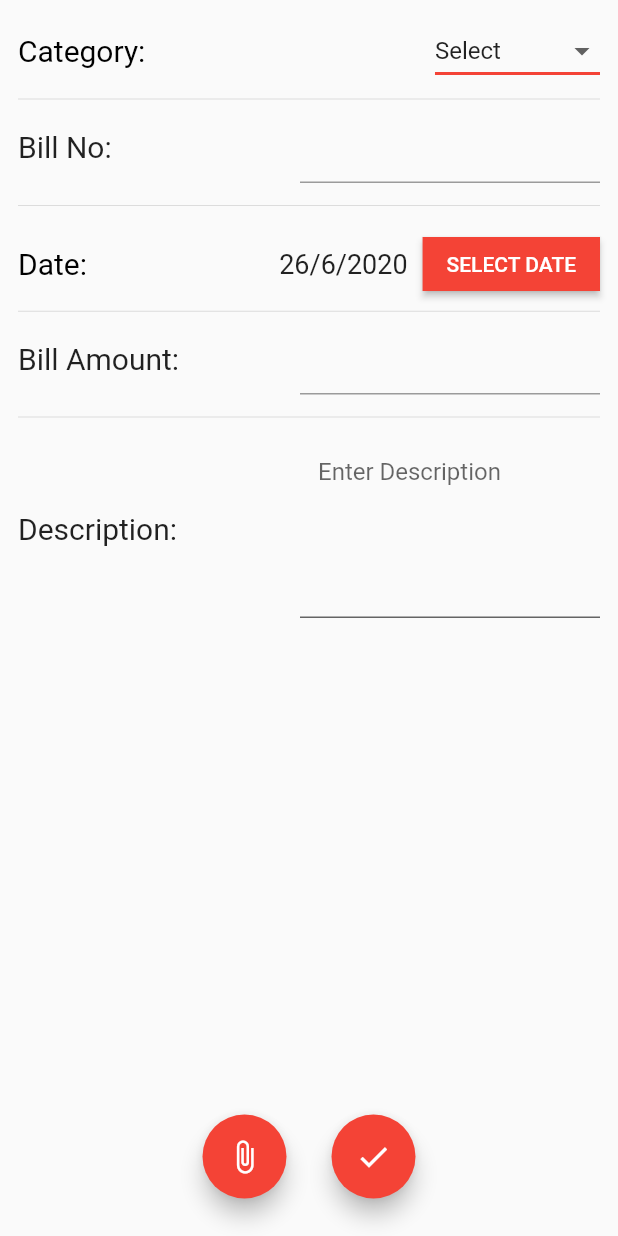
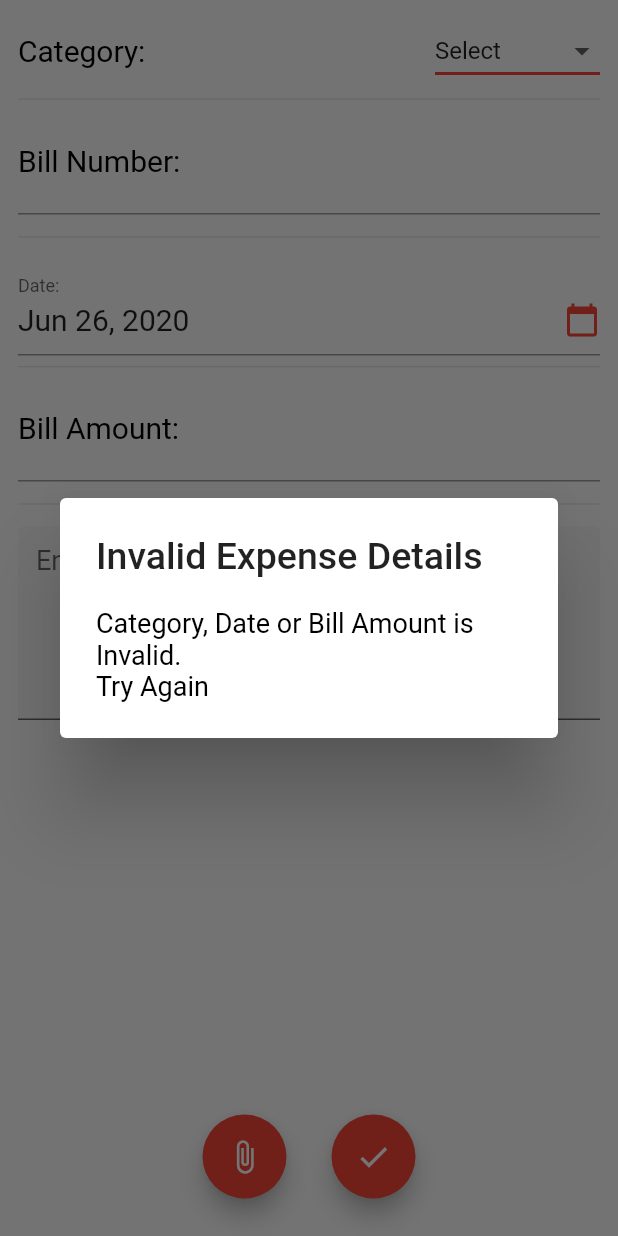
Before and after one commit to vishruth-v/Expense-Tracker, a Flutter app: the NewExpense widget shown alone on an empty page, opened directly, after a tap on the "done" icon, on a phone screen of 412 x 824 dp. Run offline on Flutter 3.47's test engine with Material 2 defaults, Android fonts, the phone set to English and light mode, and no system bars; our stand-ins replace image_picker.

Commit message:
Updated View of NewExpense page and added attachment of image

```diff
--- a/Vishruth/expense_track_vish/lib/newexpense.dart
+++ b/Vishruth/expense_track_vish/lib/newexpense.dart
@@ -1,11 +1,15 @@
-//import 'package:flutter/foundation.dart';
+import 'dart:async';
+import 'dart:io';
+
 import 'package:flutter/material.dart';
 import 'package:flutter/services.dart';
 import 'package:intl/intl.dart';
-//import 'package:camera/camera.dart';
-//import 'dart:async';
+import 'package:image_picker/image_picker.dart';
+
 
 //void main() => runApp(MyApp());
+
+enum AttachOption { camera, gallery }
 
 class NewExpenseMain extends StatelessWidget {
   @override
@@ -37,6 +41,21 @@ class _NewExpenseState extends State<NewExpense> {
   double amount;
   bool _validate = false;
   String description;
+  List<String> _categories = [
+    'Select',
+    'Travel',
+    'Food',
+    'Materials',
+    'Conveyence'
+  ];
+
+  List<String> _attachOptions = ['Camera', 'Gallery'];
+
+  String attachOption;
+
+  File _image;
+  final picker = ImagePicker();
+  AttachOption _attachoption;
   //final format = DateFormat("yyyy-MM-dd");
 
   @override
@@ -63,13 +82,8 @@ class _NewExpenseState extends State<NewExpense> {
                     DropdownButton(
                       underline: Container(height: 2, color: Colors.red),
                       value: dropdownValue,
-                      items: <String>[
-                        'Select',
-                        'Travel',
-                        'Food',
-                        'Materials',
-                        'Conveyence'
-                      ].map<DropdownMenuItem<String>>((String value) {
+                      items: _categories
+                          .map<DropdownMenuItem<String>>((String value) {
                         return DropdownMenuItem<String>(
                           value: value,
                           child: Text(value),
@@ -84,30 +98,53 @@ class _NewExpenseState extends State<NewExpense> {
                   ],
                 ),
                 Divider(),
-                Row(
-                  mainAxisAlignment: MainAxisAlignment.spaceBetween,
-                  children: <Widget>[
-                    Text(
-                      'Bill No:',
-                      style: TextStyle(fontSize: 20),
-                    ),
-                    Container(
-                      width: 200,
-                      child: TextField(
+                TextField(
+                  decoration: InputDecoration(
+                      labelText: 'Bill Number:',
+                      labelStyle: TextStyle(color: Colors.black, fontSize: 20)),
                   onChanged: (String text) {
                     setState(() {
                       billno = text;
                     });
                   },
-                        style: TextStyle(fontSize: 20),
-                      ),
-                    ),
-                  ],
+                  style: TextStyle(fontSize: 22),
                 ),
                 Divider(
                   height: 30,
                 ),
-                Row(
+
+                //USE INKWELL WIDGET OR REPLACE WITH COMMENTED SECTION TO REVERT TO BUTTON SELECTION
+                //INKWELL WAS USED TO PREVENT OVERFLOW
+                InkWell(
+                  child: InputDecorator(
+                    decoration: InputDecoration(
+                      labelText: 'Date:',
+                    ),
+                    child: Row(
+                      mainAxisAlignment: MainAxisAlignment.spaceBetween,
+                      children: <Widget>[
+                        Text(
+                          selectedDate == null
+                              ? 'Select Date'
+                              //: selectedDate.toString(),
+                              : //DateFormat('d/M/yyyy')
+                              DateFormat.yMMMd()
+                                  .format(selectedDate)
+                                  .toString(),
+                          style: TextStyle(fontSize: 20),
+                        ),
+                        Icon(
+                          Icons.calendar_today,
+                          color: Colors.red,
+                        )
+                      ],
+                    ),
+                  ),
+                  onTap: _datePicker,
+                ),
+
+                //USE THIS SECTION BY REPLACING INKWELL IF WANT TO REVERT TO BUTTON FOR SELECT DATE
+                /*Row(
                   mainAxisAlignment: MainAxisAlignment.spaceBetween,
                   children: <Widget>[
                     Text(
@@ -124,10 +161,11 @@ class _NewExpenseState extends State<NewExpense> {
                           selectedDate == null
                               ? 'Select Date'
                               //: selectedDate.toString(),
-                              : DateFormat('d/M/yyyy')
+                              : //DateFormat('d/M/yyyy')
+                                DateFormat.yMMMd()
                                   .format(selectedDate)
                                   .toString(),
-                          style: TextStyle(fontSize: 18),
+                          style: TextStyle(fontSize: 20),
                         ),
                         SizedBox(
                           width: 10,
@@ -135,14 +173,123 @@ class _NewExpenseState extends State<NewExpense> {
                         RaisedButton(
                           shape: RoundedRectangleBorder(),
                           textColor: Colors.white,
-                          child: Text('SELECT DATE'),
+                          child: Text('CHANGE DATE'),
                           color: Colors.red,
-                          onPressed: () {
+                          onPressed: _datePicker,
+                        ),
+                      ],
+                    ),
+                  ],
+                ),*/
+
+                Divider(height: 15),
+                TextField(
+                  onChanged: (text) {
+                    setState(() {
+                      _validate = false;
+                      amount = double.tryParse(text);
+                      if (amount == null) {
+                        _validate = true;
+                      }
+                    });
+                  },
+                  style: TextStyle(fontSize: 22),
+                  keyboardType: TextInputType.numberWithOptions(
+                      decimal: true, signed: false),
+                  decoration: InputDecoration(
+                    labelText: 'Bill Amount:',
+                    labelStyle: TextStyle(fontSize: 20, color: Colors.black),
+                    prefixText: "\u20B9  ",
+                    errorText: _validate ? 'Invalid Input' : null,
+                  ),
+                ),
+                Divider(height: 30),
+                TextField(
+                  maxLines: 5,
+                  keyboardType: TextInputType.multiline,
+                  textInputAction: TextInputAction.newline,
+                  decoration: InputDecoration(
+                    fillColor: Colors.grey[100],
+                    filled: true,
+                    hintText: 'Enter Description',
+                    hintStyle: TextStyle(fontSize: 18),
+                  ),
+                  onChanged: (String text) {
+                    setState(() {
+                      description = text;
+                    });
+                  },
+                  style: TextStyle(fontSize: 18),
+                ),
+              ],
+            ),
+          ),
+          Row(
+            mainAxisAlignment: MainAxisAlignment.center,
+            children: <Widget>[
+              PopupMenuButton<AttachOption>(
+                child: FloatingActionButton(
+                  child: Icon(Icons.attach_file),
+                  onPressed: null,
+                  backgroundColor: Colors.red,
+                ),
+                onSelected: (AttachOption result) {
+                  setState(() {
+                    _attachoption = result;
+                  });
+                  attach();
+                },
+                itemBuilder: (BuildContext context) =>
+                    <PopupMenuEntry<AttachOption>>[
+                  PopupMenuItem<AttachOption>(
+                    value: AttachOption.camera,
+                    child: Row(
+                      children: <Widget>[
+                        Icon(
+                          Icons.camera_alt,
+                          color: Colors.red,
+                        ),
+                        SizedBox(
+                          width: 5,
+                        ),
+                        Text('Camera'),
+                      ],
+                    ),
+                  ),
+                  PopupMenuItem<AttachOption>(
+                    value: AttachOption.gallery,
+                    child: Row(
+                      children: <Widget>[
+                        Icon(
+                          Icons.photo,
+                          color: Colors.red,
+                        ),
+                        SizedBox(
+                          width: 5,
+                        ),
+                        Text('Gallery'),
+                      ],
+                    ),
+                  )
+                ],
+              ),
+              SizedBox(width: 30),
+              FloatingActionButton(
+                onPressed: _submitDialog,
+                child: Icon(Icons.done),
+                backgroundColor: Colors.red,
+              ),
+            ],
+          )
+        ],
+      ),
+    );
+  }
+
+  void _datePicker() {
     showDatePicker(
         context: context,
-                                initialDate: selectedDate == null
-                                    ? DateTime.now()
-                                    : selectedDate,
+        initialDate: selectedDate == null ? DateTime.now() : selectedDate,
         firstDate: DateTime(2001),
         lastDate: DateTime(2030),
         builder: (BuildContext context, Widget child) {
@@ -155,88 +302,18 @@ class _NewExpenseState extends State<NewExpense> {
         selectedDate = date;
       });
     });
-                          },
-                        ),
-                      ],
-                    ),
-                  ],
-                ),
-                Divider(height: 15),
-                Row(
-                  mainAxisAlignment: MainAxisAlignment.spaceBetween,
-                  children: <Widget>[
-                    Text(
-                      'Bill Amount:',
-                      style: TextStyle(fontSize: 20),
-                    ),
-                    Container(
-                      width: 200,
-                      child: TextField(
-                        onChanged: (text) {
-                          setState(() {
-                            _validate = false;
-                            amount = double.tryParse(text);
-                            if (amount == null) {
-                              _validate = true;
   }
-                          });
-                        },
-                        style: TextStyle(fontSize: 20),
-                        keyboardType: TextInputType.numberWithOptions(
-                            decimal: true, signed: false),
-                        decoration: InputDecoration(
-                          prefixText: "\u20B9  ",
-                          errorText: _validate ? 'Invalid Input' : null,
-                        ),
-                      ),
-                    ),
-                  ],
-                ),
-                Divider(height: 30),
-                Row(
-                  mainAxisAlignment: MainAxisAlignment.spaceBetween,
-                  children: <Widget>[
-                    Text(
-                      'Description:',
-                      style: TextStyle(fontSize: 20),
-                    ),
-                    Container(
-                      width: 200,
-                      child: TextField(
-                        maxLines: 5,
-                        keyboardType: TextInputType.multiline,
-                        textInputAction: TextInputAction.newline,
-                        decoration: InputDecoration(fillColor: Colors.grey[50], filled: true, hintText: 'Enter Description'),
-                        onChanged: (String text) {
-                          setState(() {
-                            description = text;
-                          });
-                        },
-                      ),
-                    ),
-                  ],
-                ),
-              ],
-            ),
-          ),
-          Row(
-            mainAxisAlignment: MainAxisAlignment.center,
-            children: <Widget>[
-              FloatingActionButton(
-                onPressed: null,
-                child: Icon(Icons.attach_file),
-                backgroundColor: Colors.red,
-              ),
-              SizedBox(width: 30),
-              FloatingActionButton(
-                onPressed: () {
-                  if (_validate == false && dropdownValue != 'Select') {
-                    return showDialog(
+
+  void _submitDialog() {
+    if (_validate == false &&
+        dropdownValue != 'Select' &&
+        selectedDate != null) {
+      showDialog(
           context: context,
           builder: (BuildContext context) {
             return AlertDialog(
-                            title: Text('Submit New expense?',
-                                style: TextStyle(fontSize: 25)),
+              title:
+                  Text('Submit New expense?', style: TextStyle(fontSize: 25)),
               content: SingleChildScrollView(
                 child: ListBody(
                   children: <Widget>[
@@ -246,8 +323,7 @@ class _NewExpenseState extends State<NewExpense> {
                   ],
                 ),
               ),
-                            contentTextStyle:
-                                TextStyle(fontSize: 18, color: Colors.black),
+              contentTextStyle: TextStyle(fontSize: 18, color: Colors.black),
               actions: <Widget>[
                 FlatButton(
                     child: Text(
@@ -260,8 +336,7 @@ class _NewExpenseState extends State<NewExpense> {
                     //color: Colors.red,
                     onPressed: () {}),
                 FlatButton(
-                                child: Text('SUBMIT',
-                                    style: TextStyle(fontSize: 18)),
+                  child: Text('SUBMIT', style: TextStyle(fontSize: 18)),
                   color: Colors.red,
                   onPressed: () {},
                 )
@@ -269,7 +344,7 @@ class _NewExpenseState extends State<NewExpense> {
             );
           });
     } else {
-                    return showDialog(
+      showDialog(
           context: context,
           builder: (BuildContext context) {
             return AlertDialog(
@@ -278,24 +353,42 @@ class _NewExpenseState extends State<NewExpense> {
               content: SingleChildScrollView(
                 child: ListBody(
                   children: <Widget>[
-                                  Text('Category or Bill Amount is Invalid'),
+                    Text('Category, Date or Bill Amount is Invalid.'),
                     Text('Try Again'),
                   ],
                 ),
               ),
-                            contentTextStyle:
-                                TextStyle(fontSize: 18, color: Colors.black),
+              contentTextStyle: TextStyle(fontSize: 18, color: Colors.black),
             );
           });
     }
-                },
-                child: Icon(Icons.done),
-                backgroundColor: Colors.red,
-              ),
-            ],
-          )
-        ],
-      ),
-    );
+  }
+
+  Future getImageCamera() async {
+    final pickedFile = await picker.getImage(source: ImageSource.camera);
+
+    if (pickedFile != null) {
+      setState(() {
+        _image = File(pickedFile.path);
+      });
     }
   }
+
+  Future getImageGallery() async {
+    final pickedFile = await picker.getImage(source: ImageSource.gallery);
+
+    if (pickedFile != null) {
+      setState(() {
+        _image = File(pickedFile.path);
+      });
+    }
+  }
+
+  void attach() {
+    if (_attachoption == AttachOption.camera) {
+      getImageCamera();
+    } else if (_attachoption == AttachOption.gallery) {
+      getImageGallery();
+    }
+  }
+}
```
Lines whose indentation alone changed are shown as unchanged.
